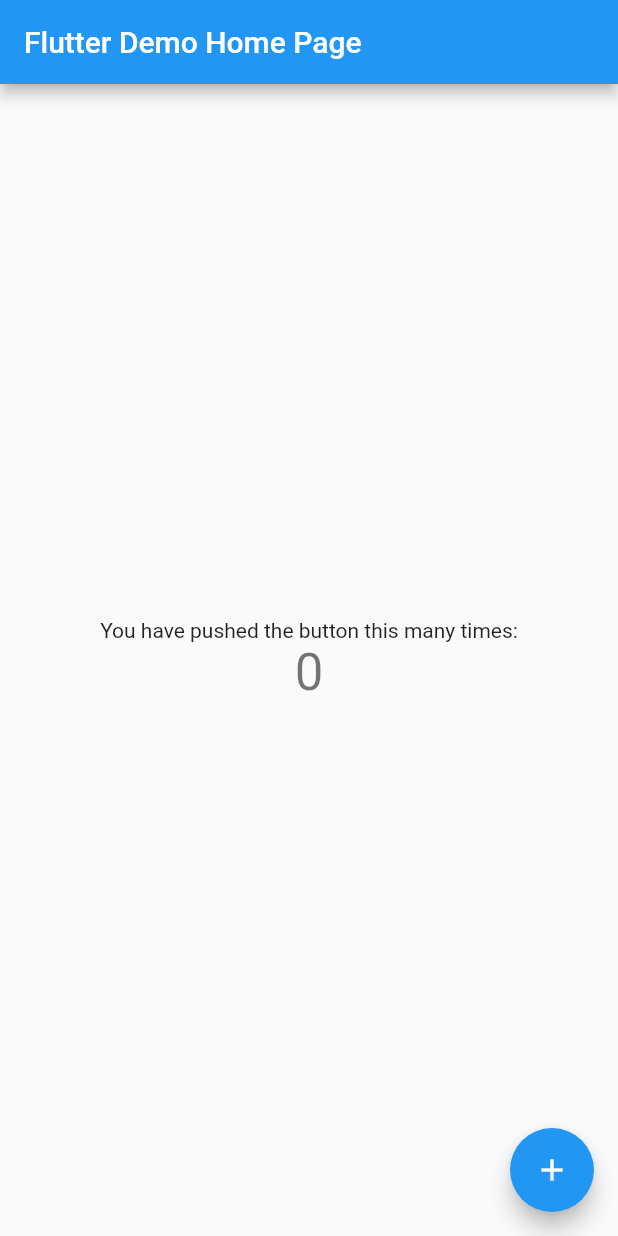
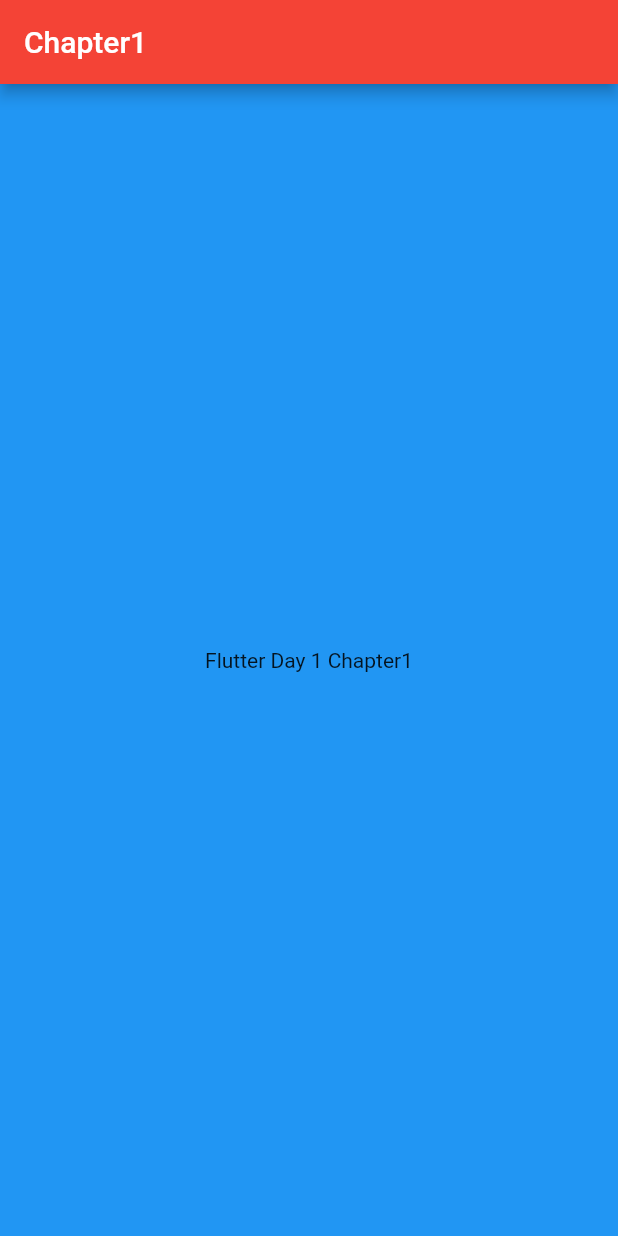
Before and after one commit to imksav/flutter_chapter1, a Flutter app: the screen it shows after launch, on a phone screen of 412 x 824 dp. Run offline on Flutter 3.47's test engine with Material 2 defaults, Android fonts, the light colour scheme and no system bars.

Commit message:
Completed Chapter 1

```diff
--- a/lib/main.dart
+++ b/lib/main.dart
@@ -1,117 +1,28 @@
 import 'package:flutter/material.dart';
 
 void main() {
-  runApp(MyApp());
+  runApp(
+    MaterialApp(
+      color: Colors.deepPurple,
+      home: HomePage(),
+    ),
+  );
 }
 
-class MyApp extends StatelessWidget {
-  // This widget is the root of your application.
+class HomePage extends StatelessWidget {
   @override
   Widget build(BuildContext context) {
-    return MaterialApp(
-      title: 'Flutter Demo',
-      theme: ThemeData(
-        // This is the theme of your application.
-        //
-        // Try running your application with "flutter run". You'll see the
-        // application has a blue toolbar. Then, without quitting the app, try
-        // changing the primarySwatch below to Colors.green and then invoke
-        // "hot reload" (press "r" in the console where you ran "flutter run",
-        // or simply save your changes to "hot reload" in a Flutter IDE).
-        // Notice that the counter didn't reset back to zero; the application
-        // is not restarted.
-        primarySwatch: Colors.blue,
-        // This makes the visual density adapt to the platform that you run
-        // the app on. For desktop platforms, the controls will be smaller and
-        // closer together (more dense) than on mobile platforms.
-        visualDensity: VisualDensity.adaptivePlatformDensity,
+    return Scaffold(
+      appBar: AppBar(
+        title: Text("Chapter1"),
+        backgroundColor: Colors.red,
       ),
-      home: MyHomePage(title: 'Flutter Demo Home Page'),
+      body: Container(
+        color: Colors.blue,
+        child: Center(
+          child: Text("Flutter Day 1 Chapter1"),
+        ),
+      ),
     );
   }
 }
-
-class MyHomePage extends StatefulWidget {
-  MyHomePage({Key key, this.title}) : super(key: key);
-
-  // This widget is the home page of your application. It is stateful, meaning
-  // that it has a State object (defined below) that contains fields that affect
-  // how it looks.
-
-  // This class is the configuration for the state. It holds the values (in this
-  // case the title) provided by the parent (in this case the App widget) and
-  // used by the build method of the State. Fields in a Widget subclass are
-  // always marked "final".
-
-  final String title;
-
-  @override
-  _MyHomePageState createState() => _MyHomePageState();
-}
-
-class _MyHomePageState extends State<MyHomePage> {
-  int _counter = 0;
-
-  void _incrementCounter() {
-    setState(() {
-      // This call to setState tells the Flutter framework that something has
-      // changed in this State, which causes it to rerun the build method below
-      // so that the display can reflect the updated values. If we changed
-      // _counter without calling setState(), then the build method would not be
-      // called again, and so nothing would appear to happen.
-      _counter++;
-    });
-  }
-
-  @override
-  Widget build(BuildContext context) {
-    // This method is rerun every time setState is called, for instance as done
-    // by the _incrementCounter method above.
-    //
-    // The Flutter framework has been optimized to make rerunning build methods
-    // fast, so that you can just rebuild anything that needs updating rather
-    // than having to individually change instances of widgets.
-    return Scaffold(
-      appBar: AppBar(
-        // Here we take the value from the MyHomePage object that was created by
-        // the App.build method, and use it to set our appbar title.
-        title: Text(widget.title),
-      ),
-      body: Center(
-        // Center is a layout widget. It takes a single child and positions it
-        // in the middle of the parent.
-        child: Column(
-          // Column is also a layout widget. It takes a list of children and
-          // arranges them vertically. By default, it sizes itself to fit its
-          // children horizontally, and tries to be as tall as its parent.
-          //
-          // Invoke "debug painting" (press "p" in the console, choose the
-          // "Toggle Debug Paint" action from the Flutter Inspector in Android
-          // Studio, or the "Toggle Debug Paint" command in Visual Studio Code)
-          // to see the wireframe for each widget.
-          //
-          // Column has various properties to control how it sizes itself and
-          // how it positions its children. Here we use mainAxisAlignment to
-          // center the children vertically; the main axis here is the vertical
-          // axis because Columns are vertical (the cross axis would be
-          // horizontal).
-          mainAxisAlignment: MainAxisAlignment.center,
-          children: <Widget>[
-            Text(
-              'You have pushed the button this many times:',
-            ),
-            Text(
-              '$_counter',
-              style: Theme.of(context).textTheme.headline4,
-            ),
-          ],
-        ),
-      ),
-      floatingActionButton: FloatingActionButton(
-        onPressed: _incrementCounter,
-        tooltip: 'Increment',
-        child: Icon(Icons.add),
-      ), // This trailing comma makes auto-formatting nicer for build methods.
-    );
-  }
-}
```
